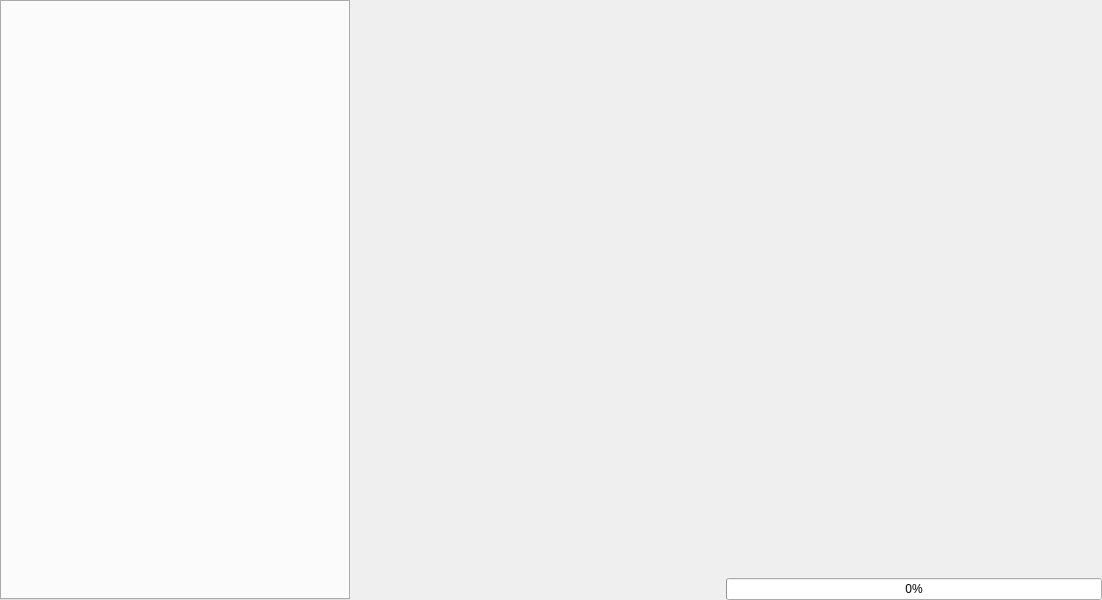
Above: snowimagerpro/app/ui/main_window.ui from lbmnky/SnowImagerPro before the change. Below: the same form after it.
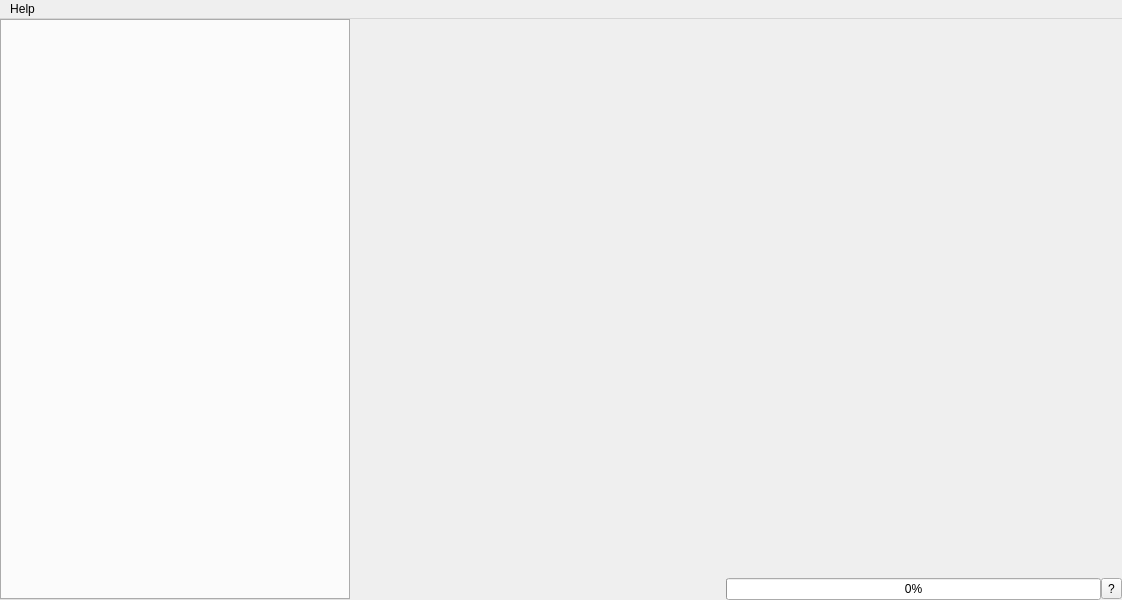
That is the form after the change.

Commit message: FEATURE: Add help functionality with "What's this?" tooltips and update UI resources

The edit to the form file:
```diff
--- a/snowimagerpro/app/ui/main_window.ui
+++ b/snowimagerpro/app/ui/main_window.ui
@@ -6,7 +6,7 @@
    <rect>
     <x>0</x>
     <y>0</y>
-    <width>1102</width>
+    <width>1122</width>
     <height>600</height>
    </rect>
   </property>
@@ -43,49 +43,10 @@
      <number>0</number>
     </property>
     <item>
-     <layout class="QGridLayout" name="gridLayout" columnstretch="0,1,1" columnminimumwidth="200,0,0">
+     <layout class="QGridLayout" name="gridLayout" columnstretch="0,1,1,0,0" columnminimumwidth="200,0,0,0,0">
       <property name="spacing">
        <number>0</number>
       </property>
-      <item row="1" column="1">
-       <widget class="QLabel" name="status_message">
-        <property name="text">
-         <string/>
-        </property>
-        <property name="alignment">
-         <set>Qt::AlignCenter</set>
-        </property>
-       </widget>
-      </item>
-      <item row="1" column="2">
-       <widget class="QProgressBar" name="progress_bar">
-        <property name="value">
-         <number>0</number>
-        </property>
-        <property name="alignment">
-         <set>Qt::AlignCenter</set>
-        </property>
-        <property name="invertedAppearance">
-         <bool>false</bool>
-        </property>
-       </widget>
-      </item>
-      <item row="0" column="1" colspan="2">
-       <widget class="QStackedWidget" name="stackedWidget">
-        <property name="sizePolicy">
-         <sizepolicy hsizetype="MinimumExpanding" vsizetype="Preferred">
-          <horstretch>0</horstretch>
-          <verstretch>0</verstretch>
-         </sizepolicy>
-        </property>
-        <property name="minimumSize">
-         <size>
-          <width>750</width>
-          <height>0</height>
-         </size>
-        </property>
-       </widget>
-      </item>
       <item row="0" column="0" rowspan="2">
        <widget class="QTabWidget" name="toolBox">
         <property name="sizePolicy">
@@ -114,6 +75,61 @@
         </property>
        </widget>
       </item>
+      <item row="1" column="2">
+       <widget class="QProgressBar" name="progress_bar">
+        <property name="value">
+         <number>0</number>
+        </property>
+        <property name="alignment">
+         <set>Qt::AlignCenter</set>
+        </property>
+        <property name="invertedAppearance">
+         <bool>false</bool>
+        </property>
+       </widget>
+      </item>
+      <item row="1" column="1">
+       <widget class="QLabel" name="status_message">
+        <property name="text">
+         <string/>
+        </property>
+        <property name="alignment">
+         <set>Qt::AlignCenter</set>
+        </property>
+       </widget>
+      </item>
+      <item row="0" column="1" colspan="4">
+       <widget class="QStackedWidget" name="stackedWidget">
+        <property name="sizePolicy">
+         <sizepolicy hsizetype="MinimumExpanding" vsizetype="Preferred">
+          <horstretch>0</horstretch>
+          <verstretch>0</verstretch>
+         </sizepolicy>
+        </property>
+        <property name="minimumSize">
+         <size>
+          <width>750</width>
+          <height>0</height>
+         </size>
+        </property>
+       </widget>
+      </item>
+      <item row="1" column="3">
+       <widget class="QToolButton" name="btn_whatThis">
+        <property name="text">
+         <string>?</string>
+        </property>
+        <property name="iconSize">
+         <size>
+          <width>10</width>
+          <height>10</height>
+         </size>
+        </property>
+        <property name="toolButtonStyle">
+         <enum>Qt::ToolButtonTextOnly</enum>
+        </property>
+       </widget>
+      </item>
      </layout>
     </item>
    </layout>
@@ -123,10 +139,17 @@
     <rect>
      <x>0</x>
      <y>0</y>
-     <width>1102</width>
+     <width>1122</width>
      <height>30</height>
     </rect>
    </property>
+   <widget class="QMenu" name="menuHelp">
+    <property name="title">
+     <string>Help</string>
+    </property>
+    <addaction name="actionWhat_s_this"/>
+   </widget>
+   <addaction name="menuHelp"/>
   </widget>
  </widget>
  <resources/>
```
Left out of the diff: 5 changed lines with no effect on the pictures. The commit also changes 9 other files.
